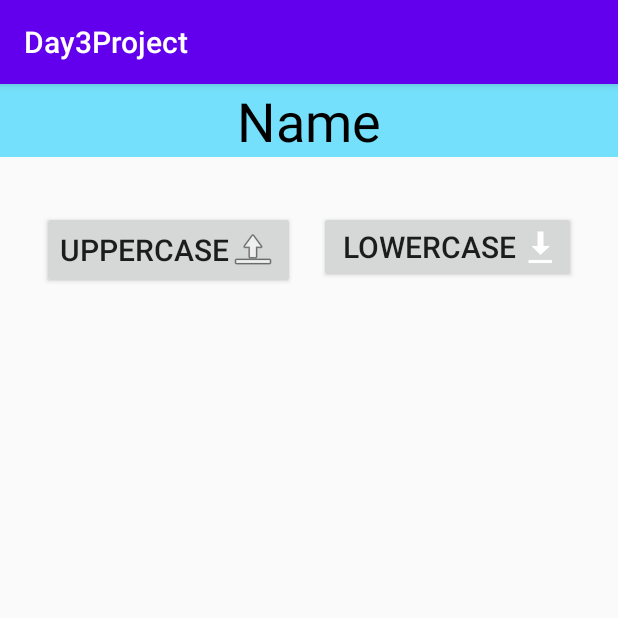
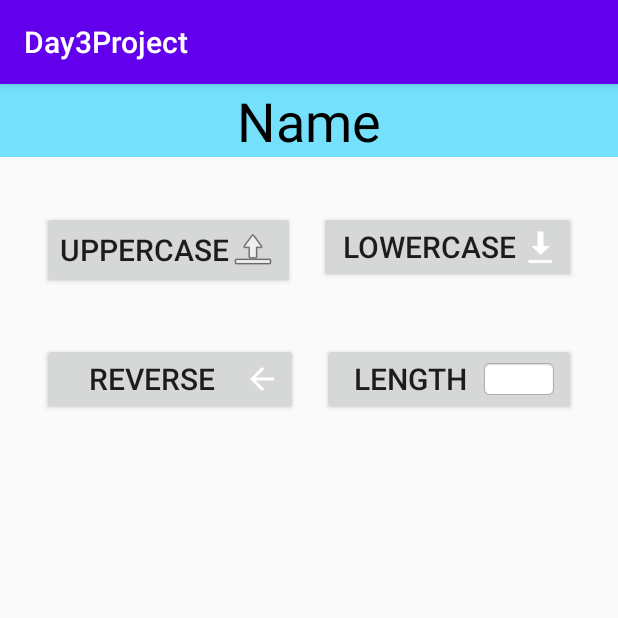
Before and after one commit to AbhishekSanthoshJaya/C0769778_Ex3, an Android app: the OptionsActivity screen opened directly, with no data from a screen before it, on a phone screen of 412 x 824 dp, the top half of it. Run offline under Robolectric (Android 15) with nearby library versions, the phone set to English and light mode, and no system bars.

Commit message:
Added reverse name

```diff
--- a/app/src/main/java/com/aby/day3project/OptionsActivity.java
+++ b/app/src/main/java/com/aby/day3project/OptionsActivity.java
@@ -13,6 +13,8 @@ public class OptionsActivity extends AppCompatActivity {
     private EditText edtName;
     private Button btnUppercase;
     private Button btnLowercase;
+    private Button btnReverse;
+    private Button btnLength;
     @Override
     protected void onCreate(Bundle savedInstanceState) {
         super.onCreate(savedInstanceState);
@@ -20,6 +22,9 @@ public class OptionsActivity extends AppCompatActivity {
 
         btnUppercase = findViewById(R.id.btnUppercase);
         btnLowercase = findViewById(R.id.btnLowercase);
+        btnLength = findViewById(R.id.btnLength);
+        btnReverse = findViewById(R.id.btnReverse);
+
         edtName = findViewById(R.id.edtName);
         Bundle extras = getIntent().getExtras();
         if (extras != null) {
@@ -50,5 +55,34 @@ public class OptionsActivity extends AppCompatActivity {
             }
         });
 
+        btnLength.setOnClickListener(new View.OnClickListener() {
+            @Override
+            public void onClick(View v) {
+                int finalString = edtName.getText().toString().length();
+                Intent mIntent = new Intent();
+                mIntent.putExtra("finalString", finalString);
+                setResult(RESULT_OK, mIntent);
+                finish();
+            }
+        });
+        btnReverse.setOnClickListener(new View.OnClickListener() {
+            @Override
+            public void onClick(View v) {
+                String finalString = reverseString(edtName.getText().toString());
+                Intent mIntent = new Intent();
+                mIntent.putExtra("finalString", finalString);
+                setResult(RESULT_OK, mIntent);
+                finish();
+            }
+        });
+
+    }
+
+    private String reverseString(String someText){
+        String output = "";
+        for (int i = someText.length() - 1; i >= 0; i--) {
+            output = output + someText.charAt(i);
+        }
+        return output;
     }
 }
--- a/app/src/main/res/layout/activity_options.xml
+++ b/app/src/main/res/layout/activity_options.xml
@@ -47,4 +47,32 @@
         app:layout_constraintEnd_toEndOf="parent"
         app:layout_constraintStart_toEndOf="@+id/btnUppercase"
         app:layout_constraintTop_toBottomOf="@+id/edtName" />
+
+    <Button
+        android:id="@+id/btnReverse"
+        android:layout_width="0dp"
+        android:layout_height="wrap_content"
+        android:layout_marginStart="28dp"
+        android:layout_marginTop="36dp"
+        android:layout_marginEnd="14dp"
+        android:drawableRight="@drawable/abc_vector_test"
+        android:text="REVERSE"
+        android:textSize="20sp"
+        app:layout_constraintEnd_toStartOf="@+id/btnLowercase"
+        app:layout_constraintStart_toStartOf="parent"
+        app:layout_constraintTop_toBottomOf="@+id/btnUppercase" />
+
+    <Button
+        android:id="@+id/btnLength"
+        android:layout_width="0dp"
+        android:layout_height="wrap_content"
+        android:layout_marginStart="16dp"
+        android:layout_marginTop="40dp"
+        android:layout_marginEnd="28dp"
+        android:drawableRight="@android:drawable/editbox_background"
+        android:text="LENGTH"
+        android:textSize="20sp"
+        app:layout_constraintEnd_toEndOf="parent"
+        app:layout_constraintStart_toEndOf="@+id/btnReverse"
+        app:layout_constraintTop_toBottomOf="@+id/btnLowercase" />
 </androidx.constraintlayout.widget.ConstraintLayout>
```
